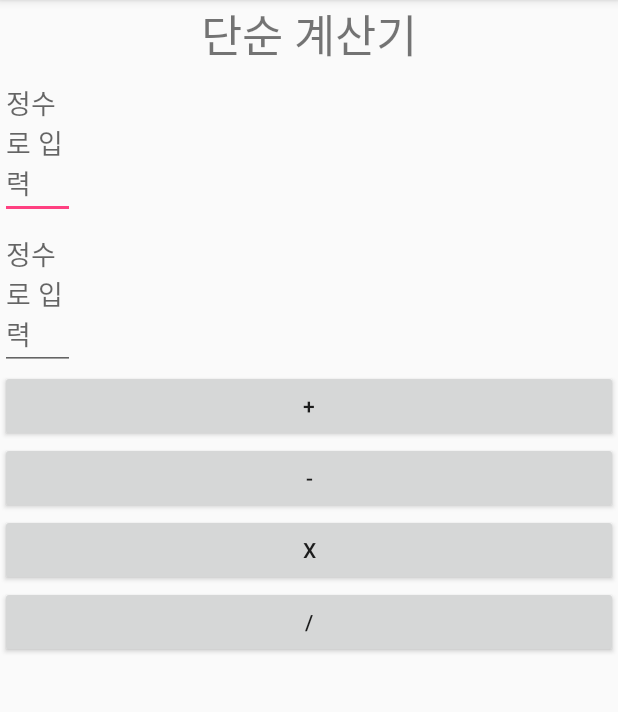
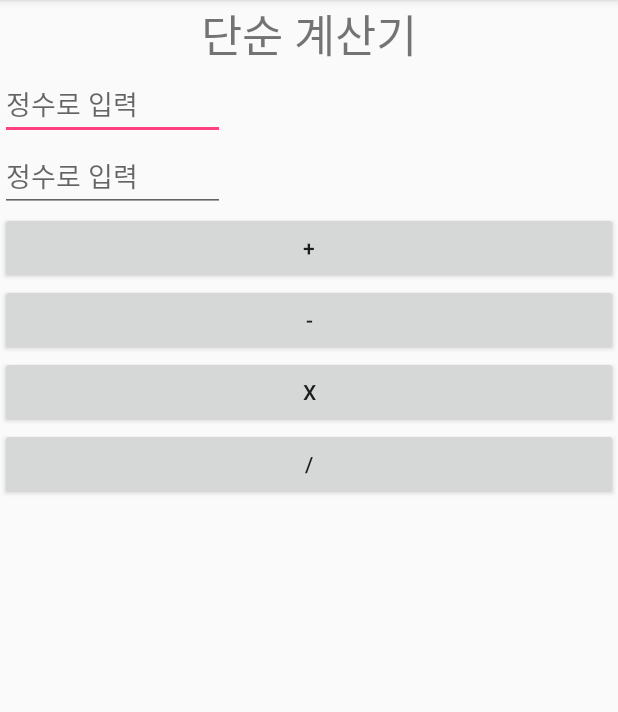
Before and after one commit to kjminn/SimpleCalculator, an Android app: the screen it shows after launch (MainActivity), on a phone screen of 412 x 824 dp, the part 84-796 px from its top. Run offline under Robolectric (Android 15) with nearby library versions, the phone set to English and light mode, and no system bars.

Commit message:
#2 Event Programming

```diff
--- a/app/src/main/java/kjminn/kr/hs/emirim/simplecalculator/MainActivity.java
+++ b/app/src/main/java/kjminn/kr/hs/emirim/simplecalculator/MainActivity.java
@@ -7,7 +7,7 @@ import android.widget.Button;
 import android.widget.EditText;
 import android.widget.TextView;
 
-public class MainActivity extends AppCompatActivity {
+public class MainActivity extends AppCompatActivity /*implements View.OnClickListener*/{
     EditText editFirst, editSecond;
     TextView textResult;
     @Override
@@ -21,15 +21,72 @@ public class MainActivity extends AppCompatActivity {
         Button butMultiply=(Button)findViewById(R.id.but_multiply);
         Button butDivision=(Button)findViewById(R.id.but_division);
         textResult=(TextView)findViewById(R.id.text_result);
+        butPlus.setOnClickListener(butHandler);
+        butMinus.setOnClickListener(butHandler);
+        butMultiply.setOnClickListener(butHandler);
+        butDivision.setOnClickListener(butHandler);
 
-        butPlus.setOnClickListener(new View.OnClickListener() {
+
+/*        butPlus.setOnClickListener(new View.OnClickListener() {
             @Override
             public void onClick(View view) {
                int num1=Integer.parseInt(editFirst.getText().toString());
                int num2=Integer.parseInt(editSecond.getText().toString());
                textResult.setText(num1+num2+"");
             }
-        });
+        });*/
 
-    }
+    }//end oncreat
+
+    View.OnClickListener butHandler=new View.OnClickListener() {
+        @Override
+        public void onClick(View view) {
+            int num1=Integer.parseInt(editFirst.getText().toString());
+            int num2=Integer.parseInt(editSecond.getText().toString());
+            int result=0;
+
+            switch (view.getId()){
+                case R.id.but_plus:
+                    result=num1+num2;
+                    break;
+                case R.id.but_minus:
+                    result=num1-num2;
+                    break;
+                case R.id.but_multiply:
+                    result=num1*num2;
+                    break;
+                case R.id.but_division:
+                    result=num1/num2;
+                    break;
+            }
+
+            textResult.setText(result+"");
+        }
+    };
+
+
+
+/*    @Override
+    public void onClick(View view) {
+        int num1=Integer.parseInt(editFirst.getText().toString());
+        int num2=Integer.parseInt(editSecond.getText().toString());
+        int result=0;
+
+        switch (view.getId()){
+            case R.id.but_plus:
+                result=num1+num2;
+                break;
+            case R.id.but_minus:
+                result=num1-num2;
+                break;
+            case R.id.but_multiply:
+                result=num1*num2;
+                break;
+            case R.id.but_division:
+                result=num1/num2;
+                break;
+        }
+
+        textResult.setText(result+"");
+    }*/
 }
--- a/app/src/main/res/layout/activity_main.xml
+++ b/app/src/main/res/layout/activity_main.xml
@@ -16,13 +16,13 @@
         />
     <EditText
         android:id="@+id/edit_first"
-        android:layout_width="50dp"
+        android:layout_width="150dp"
         android:layout_height="wrap_content"
         android:hint="정수로 입력"
         />
     <EditText
         android:id="@+id/edit_second"
-        android:layout_width="50dp"
+        android:layout_width="150dp"
         android:layout_height="wrap_content"
         android:hint="정수로 입력"
         />
```
